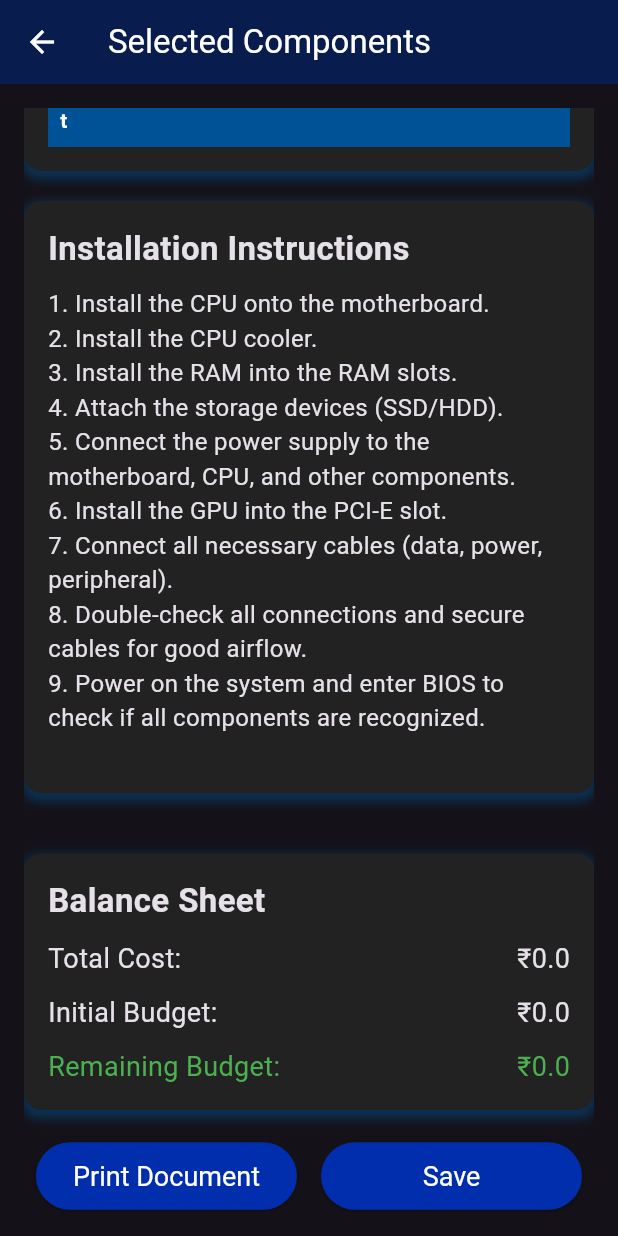
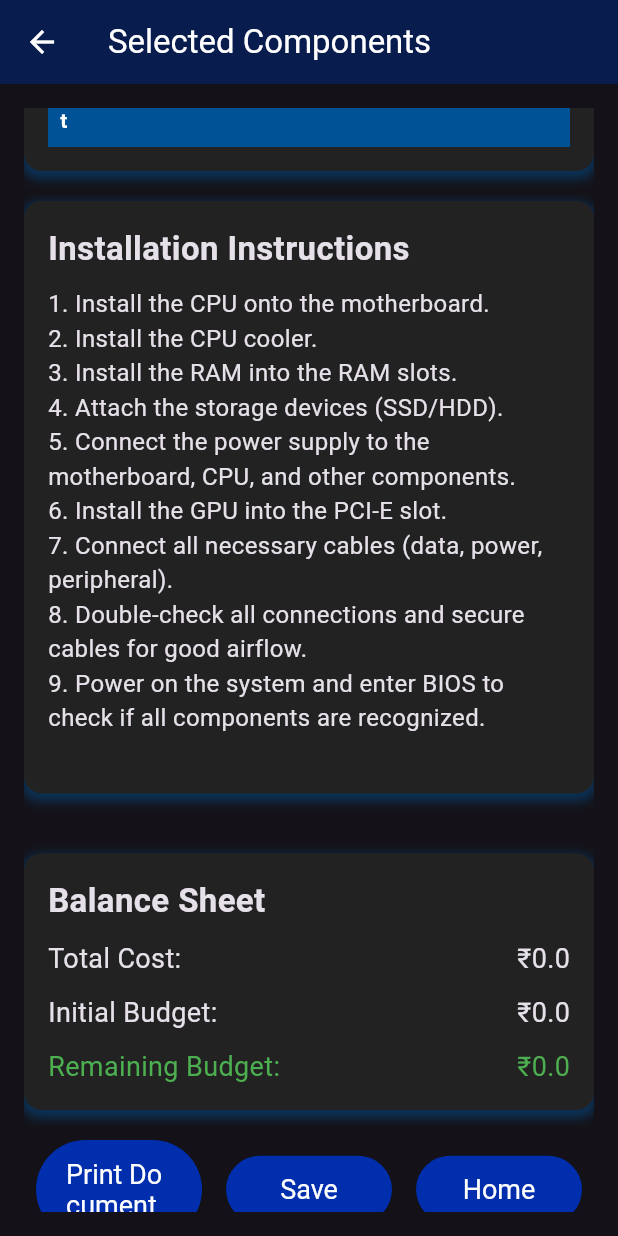
Before and after one commit to Techie-AI/App, a Flutter app: the ResultPage screen opened directly with empty values, scrolled down 100 dp, on a phone screen of 412 x 824 dp. Run offline on Flutter 3.47's test engine with Material 3 defaults, Android fonts, the phone set to English and light mode, and no system bars; our stand-ins replace animated_text_kit, flutter_dotenv, google_generative_ai, pdf, printing, shared_preferences and 2 more; accounts and stored records are empty.

Commit message:
home button added

```diff
--- a/lib/pages/result_page/result_page.dart
+++ b/lib/pages/result_page/result_page.dart
@@ -9,6 +9,7 @@ import 'pdf_generator.dart';
 import 'components_table.dart';
 import 'installation_instructions.dart';
 import 'balance_sheet.dart';
+import '../dashboard_page.dart'; // Import your DashboardPage
 
 class ResultPage extends StatelessWidget {
   final Map<String, Map<String, String?>>? selectedComponents;
@@ -268,6 +269,23 @@ class ResultPage extends StatelessWidget {
                       ),
                     ),
                   ),
+                  Expanded(
+                    child: Padding(
+                      padding: const EdgeInsets.symmetric(horizontal: 8.0),
+                      child: ElevatedButton(
+                        onPressed: () {
+                          // Navigate to the dashboard page
+                          Navigator.pushReplacement(
+                            context,
+                            MaterialPageRoute(
+                              builder: (context) => const DashboardPage(name: '',),
+                            ),
+                          );
+                        },
+                        child: const Text('Home'),
+                      ),
+                    ),
+                  ),
                 ],
               ),
             ],
```
